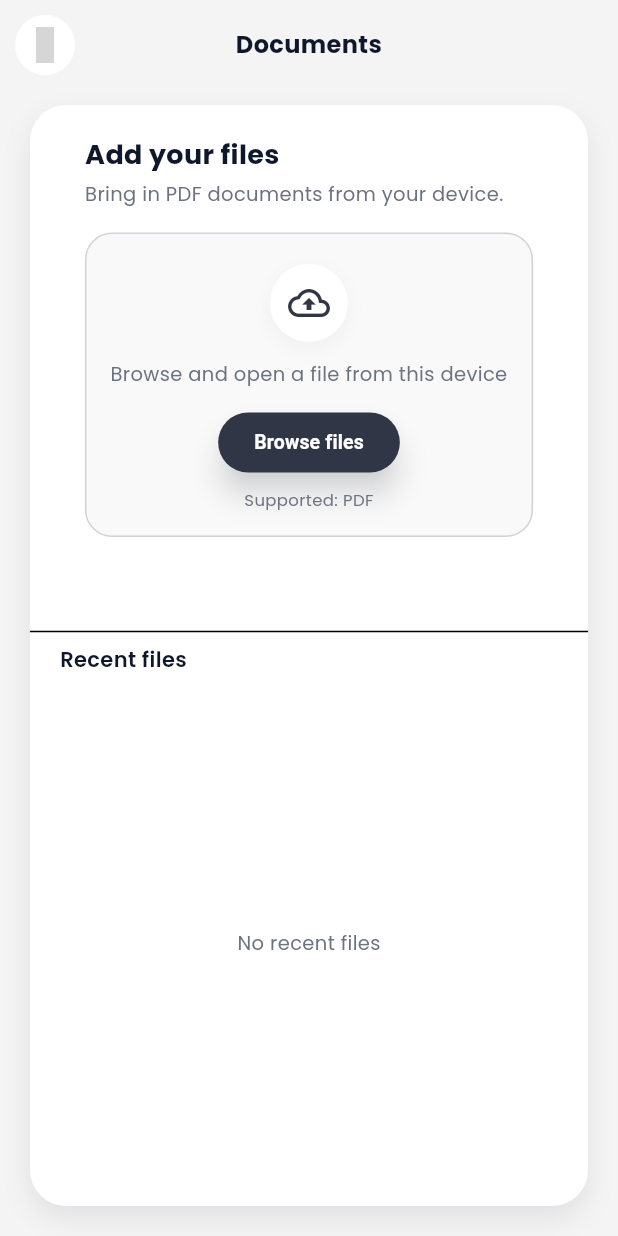
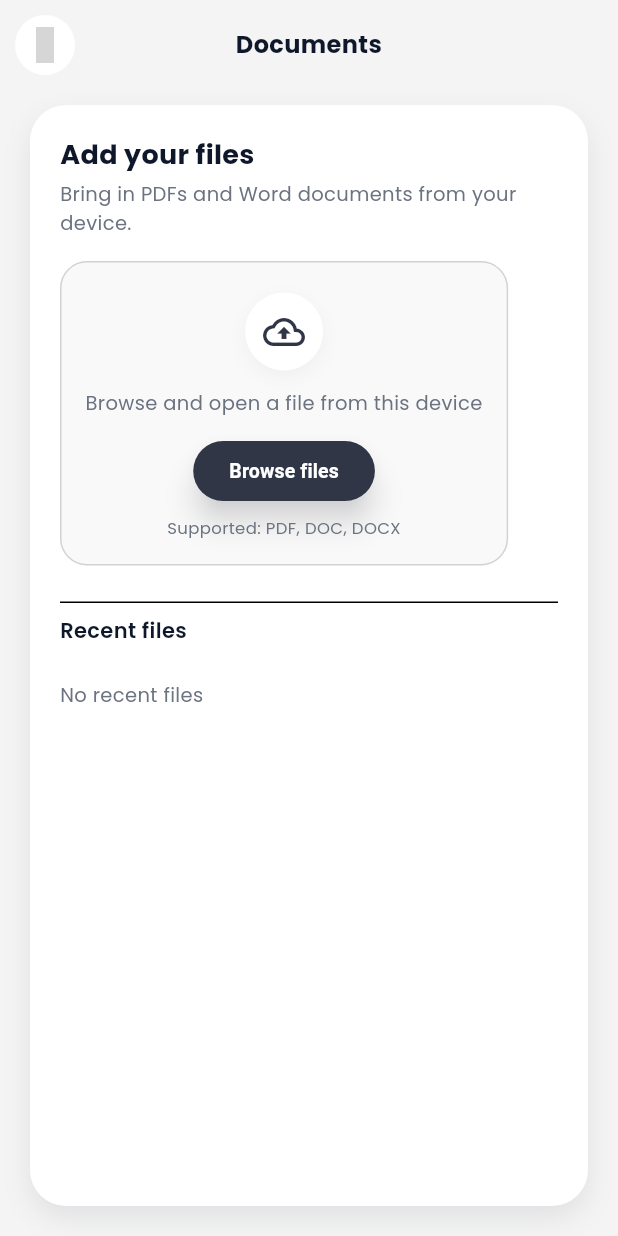
Before and after one commit to abrarhaider001/transmirror, a Flutter app: the AiResponsePage screen opened by its route, on a phone screen of 412 x 824 dp. Run offline on Flutter 3.47's test engine with Material 3 defaults, Android fonts, the phone set to English and light mode, and no system bars; our stand-ins replace cloud_firestore, device_info_plus, firebase_auth, firebase_core, flutter_tts, get and 8 more; missing offline and left inert: dart:html, docx_file_viewer, easy_pdf_viewer, file_selector, flutter_overlay_window, google_mlkit_language_id and 3 more; accounts and stored records are empty; grey boxes are pictures that could not be loaded.

Commit message:
add Docx support

```diff
--- a/lib/core/widgets/layout_app_bar.dart
+++ b/lib/core/widgets/layout_app_bar.dart
@@ -57,13 +57,22 @@ class LayoutPagesAppBar extends StatelessWidget {
                  const SizedBox(width: 40, height: 40),
             ],
           ),
-          Text(
-            title,
-            textAlign: TextAlign.center,
-            style: MyTextTheme.lightTextTheme.headlineMedium?.copyWith(
-              fontWeight: FontWeight.bold,
-              fontSize: 16,
-            ) ?? const TextStyle(fontSize: 20, fontWeight: FontWeight.bold),
+          Padding(
+            padding: const EdgeInsets.symmetric(horizontal: 60),
+            child: Text(
+              title,
+              maxLines: 1,
+              overflow: TextOverflow.ellipsis,
+              textAlign: TextAlign.center,
+              style: MyTextTheme.lightTextTheme.headlineMedium?.copyWith(
+                    fontWeight: FontWeight.bold,
+                    fontSize: 16,
+                  ) ??
+                  const TextStyle(
+                    fontSize: 20,
+                    fontWeight: FontWeight.bold,
+                  ),
+            ),
           ),
         ],
       ),
--- a/lib/view/main/ai_response/file_selector.dart
+++ b/lib/view/main/ai_response/file_selector.dart
@@ -8,10 +8,11 @@ import 'package:permission_handler/permission_handler.dart';
 import 'package:transmirror/core/utils/constants/colors.dart';
 import 'package:transmirror/core/widgets/layout_app_bar.dart';
 import 'package:transmirror/view/main/ai_response/document_viewer_page.dart';
+import 'package:url_launcher/url_launcher.dart';
 
 const XTypeGroup _kDocumentTypeGroup = XTypeGroup(
   label: 'documents',
-  extensions: <String>['pdf'],
+  extensions: <String>['pdf', 'doc', 'docx'],
 );
 
 class AiResponsePage extends StatefulWidget {
@@ -80,17 +81,40 @@ class _AiResponsePageState extends State<AiResponsePage> {
   }
 
   Future<void> _openDocument(XFile file) async {
+    final name = file.name.toLowerCase();
+
+    if (name.endsWith('.pdf') || name.endsWith('.docx')) {
       Get.to(
         () => DocumentViewerPage(
           filePath: file.path,
           fileName: file.name,
         ),
       );
+      return;
+    }
+
+    final uri = Uri.file(file.path);
+    final canOpen = await canLaunchUrl(uri);
+    if (!canOpen) {
+      debugPrint(
+        'DOC_DEBUG: No application found to open file at ${file.path}',
+      );
+      return;
+    }
+
+    try {
+      await launchUrl(uri);
+    } catch (e) {
+      debugPrint('DOC_DEBUG: Failed to open DOC/DOCX file: $e');
+    }
   }
 
   IconData _getIconForFile(XFile file) {
     final name = file.name.toLowerCase();
     if (name.endsWith('.pdf')) return Icons.picture_as_pdf;
+    if (name.endsWith('.doc') || name.endsWith('.docx')) {
+      return Icons.description;
+    }
     return Icons.insert_drive_file;
   }
 
@@ -116,11 +140,8 @@ class _AiResponsePageState extends State<AiResponsePage> {
                     ),
                   ],
                 ),
-                child: Column(
-                  children: [
-                    Expanded(
                 child: SingleChildScrollView(
-                        padding: const EdgeInsets.fromLTRB(20, 20, 20, 16),
+                  padding: const EdgeInsets.fromLTRB(20, 20, 20, 20),
                   child: Column(
                     crossAxisAlignment: CrossAxisAlignment.start,
                     children: [
@@ -134,7 +155,7 @@ class _AiResponsePageState extends State<AiResponsePage> {
                       ),
                       const SizedBox(height: 4),
                       const Text(
-                              'Bring in PDF documents from your device.',
+                        'Bring in PDFs and Word documents from your device.',
                         style: TextStyle(
                           fontSize: 13,
                           color: MyColors.textSecondary,
@@ -142,8 +163,7 @@ class _AiResponsePageState extends State<AiResponsePage> {
                       ),
                       const SizedBox(height: 16),
                       Container(
-                              padding:
-                                  const EdgeInsets.fromLTRB(16, 20, 16, 16),
+                        padding: const EdgeInsets.fromLTRB(16, 20, 16, 16),
                         decoration: BoxDecoration(
                           color: MyColors.softGrey.withOpacity(0.5),
                           borderRadius: BorderRadius.circular(18),
@@ -162,8 +182,7 @@ class _AiResponsePageState extends State<AiResponsePage> {
                                 shape: BoxShape.circle,
                                 boxShadow: [
                                   BoxShadow(
-                                          color:
-                                              Colors.black.withOpacity(0.04),
+                                    color: Colors.black.withOpacity(0.04),
                                     blurRadius: 10,
                                     offset: const Offset(0, 4),
                                   ),
@@ -211,7 +230,7 @@ class _AiResponsePageState extends State<AiResponsePage> {
                             ),
                             const SizedBox(height: 10),
                             const Text(
-                                    'Supported: PDF',
+                              'Supported: PDF, DOC, DOCX',
                               textAlign: TextAlign.center,
                               style: TextStyle(
                                 fontSize: 11,
@@ -221,17 +240,10 @@ class _AiResponsePageState extends State<AiResponsePage> {
                           ],
                         ),
                       ),
-                          ],
-                        ),
-                      ),
-                    ),
+                      const SizedBox(height: 24),
                       const Divider(height: 1),
-                    Padding(
-                      padding: const EdgeInsets.fromLTRB(20, 8, 20, 4),
-                      child: Row(
-                        mainAxisAlignment: MainAxisAlignment.spaceBetween,
-                        children: const [
-                          Text(
+                      const SizedBox(height: 8),
+                      const Text(
                         'Recent files',
                         style: TextStyle(
                           fontSize: 14,
@@ -239,12 +251,10 @@ class _AiResponsePageState extends State<AiResponsePage> {
                           color: MyColors.textPrimary,
                         ),
                       ),
-                        ],
-                      ),
-                    ),
-                    Expanded(
-                      child: _documents.isEmpty
-                          ? const Center(
+                      const SizedBox(height: 8),
+                      if (_documents.isEmpty)
+                        const Padding(
+                          padding: EdgeInsets.symmetric(vertical: 16),
                           child: Text(
                             'No recent files',
                             style: TextStyle(
@@ -253,26 +263,26 @@ class _AiResponsePageState extends State<AiResponsePage> {
                             ),
                           ),
                         )
-                          : ListView.separated(
-                              padding: const EdgeInsets.fromLTRB(
-                                  20, 4, 20, 20),
-                              itemCount: _documents.length > 10
-                                  ? 10
-                                  : _documents.length,
+                      else
+                        ListView.separated(
+                          shrinkWrap: true,
+                          physics: const NeverScrollableScrollPhysics(),
+                          padding: const EdgeInsets.only(bottom: 4),
+                          itemCount:
+                              _documents.length > 10 ? 10 : _documents.length,
                           separatorBuilder: (context, index) =>
                               const SizedBox(height: 8),
                           itemBuilder: (context, index) {
-                                final file =
-                                    _documents.reversed.toList()[index];
+                            final file = _documents.reversed.toList()[index];
                             return ListTile(
                               onTap: () => _openDocument(file),
+                              contentPadding: EdgeInsets.zero,
                               leading: Container(
                                 width: 40,
                                 height: 40,
                                 decoration: BoxDecoration(
                                   color: MyColors.softGrey,
-                                      borderRadius:
-                                          BorderRadius.circular(12),
+                                  borderRadius: BorderRadius.circular(12),
                                 ),
                                 child: Icon(
                                   _getIconForFile(file),
@@ -297,8 +307,8 @@ class _AiResponsePageState extends State<AiResponsePage> {
                             );
                           },
                         ),
+                    ],
                   ),
-                  ],
                 ),
               ),
             ),
--- a/pubspec.yaml
+++ b/pubspec.yaml
@@ -57,6 +57,7 @@ dependencies:
   speech_to_text: ^7.3.0
   file_selector: ^1.0.4
   easy_pdf_viewer: ^1.0.7
+  docx_file_viewer: ^1.0.1
   # image_gallery_saver: ^2.0.3
   # flutter_overlay_window: ^0.5.0
   # voice_to_text: ^1.0.3
```
Also changed, not shown: lib/view/main/ai_response/document_viewer_page.dart (+67 -20 lines), pubspec.lock. Lines whose indentation alone changed are shown as unchanged.
